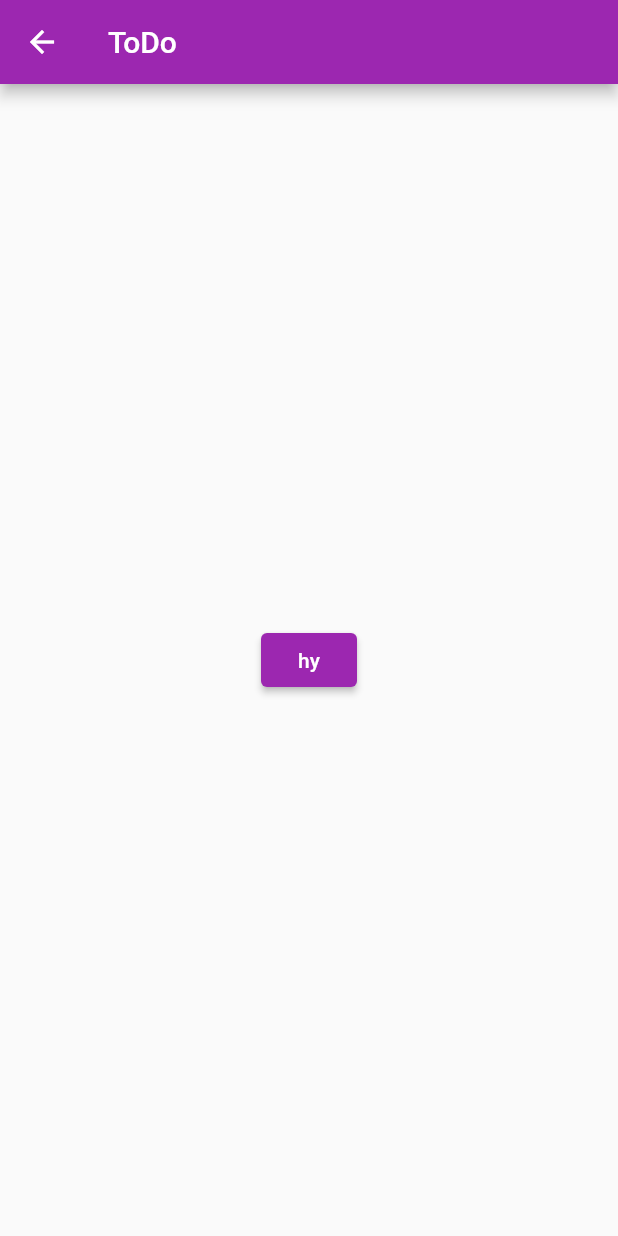
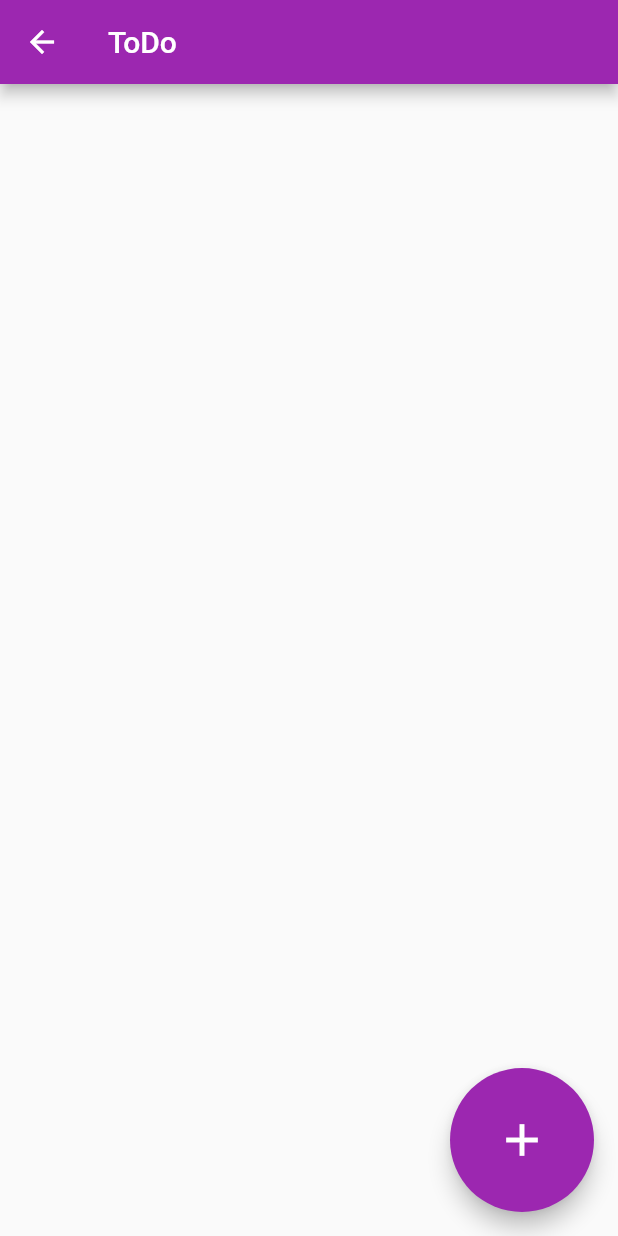
Before and after one commit to Abhiinav7/todo_app, a Flutter app: the MyHome screen opened directly, on a phone screen of 412 x 824 dp. Run offline on Flutter 3.47's test engine with Material 2 defaults, Android fonts, the phone set to English and light mode, and no system bars; our stand-ins replace cloud_firestore, firebase_auth, firebase_core, fluttertoast, google_fonts; accounts and stored records are empty.

Commit message:
"Home page edited 19:42 PM"

```diff
--- a/lib/main.dart
+++ b/lib/main.dart
@@ -3,8 +3,8 @@ import 'package:firebase_core/firebase_core.dart';
 import 'package:todo_app/firebase_options.dart';
 import 'package:todo_app/screens/home.dart';
 
-import 'authentication.dart';
-import 'authentication/create.dart';
+
+import 'authentication/authentication_pages.dart';
 
 void main() async{
   WidgetsFlutterBinding.ensureInitialized();
--- a/lib/screens/home.dart
+++ b/lib/screens/home.dart
@@ -1,4 +1,5 @@
 import 'package:flutter/material.dart';
+import 'package:todo_app/screens/task_add.dart';
 class MyHome extends StatefulWidget {
   const MyHome({super.key});
 
@@ -13,12 +14,12 @@ class _MyHomeState extends State<MyHome> {
       appBar: AppBar(
         title: Text("ToDo"),
       ),
-      body: Center(
-        child: ElevatedButton(
-          onPressed: () {  },
-          child: Text("hy"),
-        ),
-      ),
+      body:Container(),
+      floatingActionButton: FloatingActionButton.large(
+        child: Icon(Icons.add),
+          onPressed: (){
+          Navigator.push(context, MaterialPageRoute(builder: (context) => TaskPage(),));
+          }),
     );
   }
 }
```
Also changed, not shown: lib/authentication/authentication_pages.dart (renamed from lib/authentication/create.dart, +46 -44 lines).
